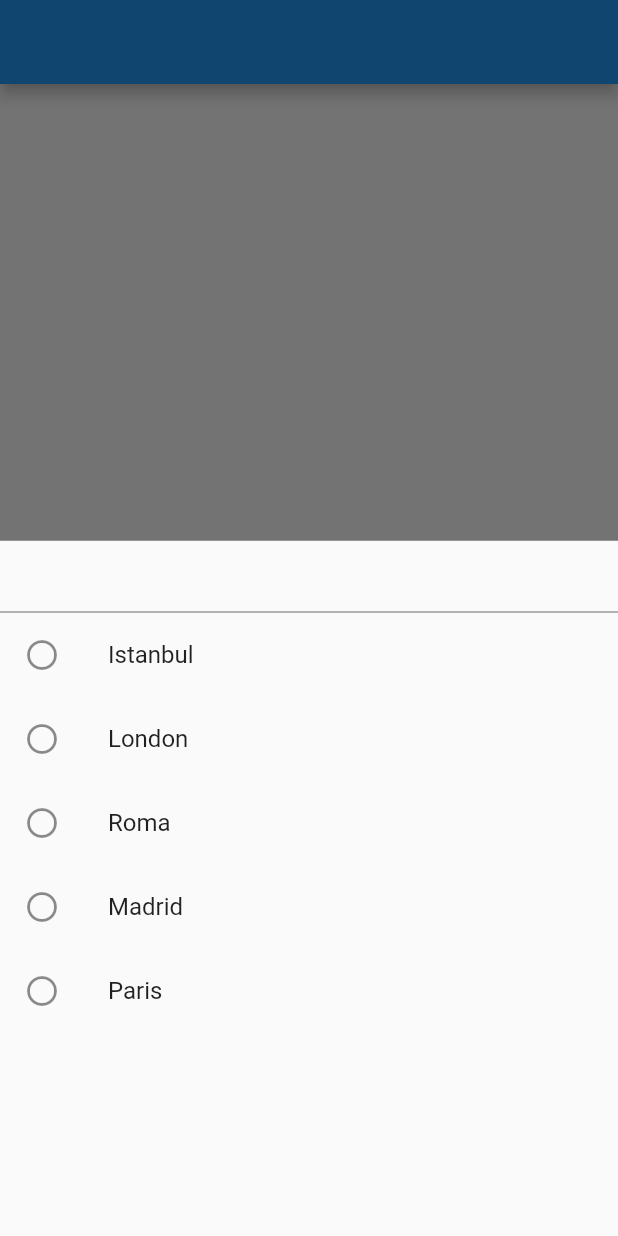
After one commit to hhakangull/use_case_flutter, a Flutter app: the screen it shows after launch, after a tap on the "add" icon, on a phone screen of 412 x 824 dp. The commit adds this screen. Run offline on Flutter 3.47's test engine with Material 2 defaults, Android fonts, the phone set to English and light mode, and no system bars; missing offline and left inert: kartal, vexana.

Commit message:
filter - 1 completed

```diff
--- a/lib/main.dart
+++ b/lib/main.dart
@@ -1,6 +1,6 @@
 import 'package:flutter/material.dart';
 
-import 'use_case/generic_log/generic_home_view.dart';
+import 'use_case/generic_filter/filter_home_view.dart';
 
 void main() {
   runApp(const MyApp());
@@ -16,7 +16,7 @@ class MyApp extends StatelessWidget {
       theme: ThemeData(
         primarySwatch: Colors.blue,
       ),
-      home: const GenericHomeView(),
+      home: const FilterHomeView(),
     );
   }
 }
--- /dev/null
+++ b/lib/use_case/generic_filter/filter_home_view.dart
@@ -0,0 +1,41 @@
+import 'package:flutter/material.dart';
+import 'package:use_case_flutter/use_case/generic_filter/model/country.dart';
+
+import 'filter_view.dart';
+
+class FilterHomeView extends StatefulWidget {
+  const FilterHomeView({Key? key}) : super(key: key);
+  @override
+  State<FilterHomeView> createState() => _FilterHomeViewState();
+}
+
+class _FilterHomeViewState extends State<FilterHomeView> {
+  final List<Country> _cities = Countries.models;
+
+  String _name = '';
+  @override
+  Widget build(BuildContext context) {
+    return Scaffold(
+      appBar: AppBar(
+        title: Text(_name),
+      ),
+      floatingActionButton: FloatingActionButton(
+        child: const Icon(Icons.add),
+        onPressed: () async {
+          final result = await showModalBottomSheet<Country>(
+            context: context,
+            builder: (context) {
+              return FilterView<Country>(values: _cities);
+            },
+          );
+
+          if (result == null) return;
+          setState(() {
+            _name = result.country.uniqName;
+          });
+        },
+      ),
+      body: Column(),
+    );
+  }
+}
--- /dev/null
+++ b/lib/use_case/generic_filter/filter_view.dart
@@ -0,0 +1,62 @@
+import 'package:flutter/material.dart';
+import 'package:kartal/kartal.dart';
+
+abstract class IFilter {
+  String get key;
+  int get id;
+}
+
+class FilterView<T extends IFilter> extends StatefulWidget {
+  const FilterView({
+    Key? key,
+    required List<T> values,
+  })  : _values = values,
+        super(key: key);
+
+  final List<T> _values;
+
+  @override
+  State<FilterView> createState() => _FilterViewState<T>();
+}
+
+class _FilterViewState<T> extends State<FilterView> {
+  late final List<IFilter> _cities;
+  List<IFilter> filteredItems = [];
+  @override
+  void initState() {
+    super.initState();
+    _cities = widget._values;
+    filteredItems = widget._values;
+  }
+
+  void _findItems(String value) {
+    setState(() {
+      filteredItems = _cities.where((element) => element.key.toLowerCase().contains(value.toLowerCase())).toList();
+    });
+  }
+
+  @override
+  Widget build(BuildContext context) {
+    return Column(
+      children: [
+        TextField(
+          onChanged: _findItems,
+        ),
+        Expanded(
+          child: ListView.builder(
+            itemCount: filteredItems.length,
+            itemBuilder: (BuildContext context, int index) {
+              return ListTile(
+                onTap: () {
+                  context.pop(filteredItems[index]);
+                },
+                title: Text(filteredItems[index].key),
+                leading: const Icon(Icons.circle_outlined),
+              );
+            },
+          ),
+        ),
+      ],
+    );
+  }
+}
--- /dev/null
+++ b/lib/use_case/generic_filter/model/country.dart
@@ -0,0 +1,31 @@
+import 'package:use_case_flutter/use_case/generic_filter/filter_view.dart';
+
+enum Countries {
+  istanbul('Istanbul'),
+  london('London'),
+  roma('Roma'),
+  madrid('Madrid'),
+  paris('Paris');
+
+  final String uniqName;
+  const Countries(this.uniqName);
+  static List<String> get names {
+    return Countries.values.map((e) => e.uniqName).toList();
+  }
+
+  static List<Country> get models {
+    return Countries.values.map((e) => Country(e)).toList();
+  }
+}
+
+class Country extends IFilter {
+  final Countries country;
+
+  Country(this.country);
+
+  @override
+  int get id => country.index;
+
+  @override
+  String get key => country.uniqName;
+}
```
Also changed, not shown: lib/use_case/generic_filter/model/color_model.dart (added, +23 -0 lines).
